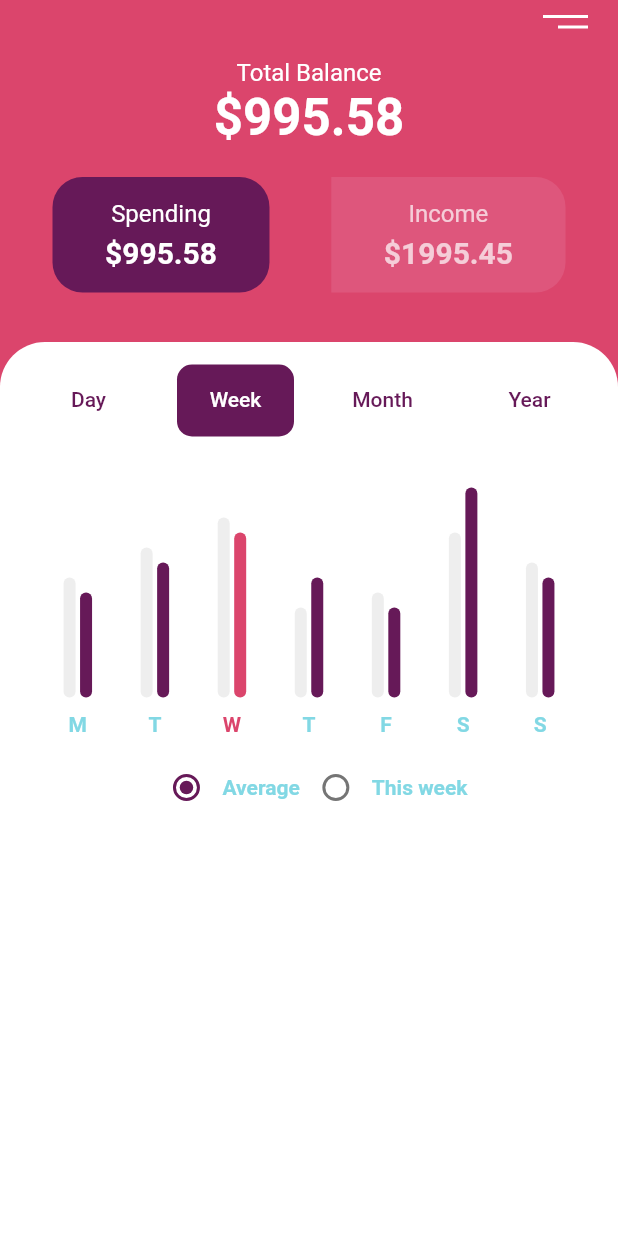
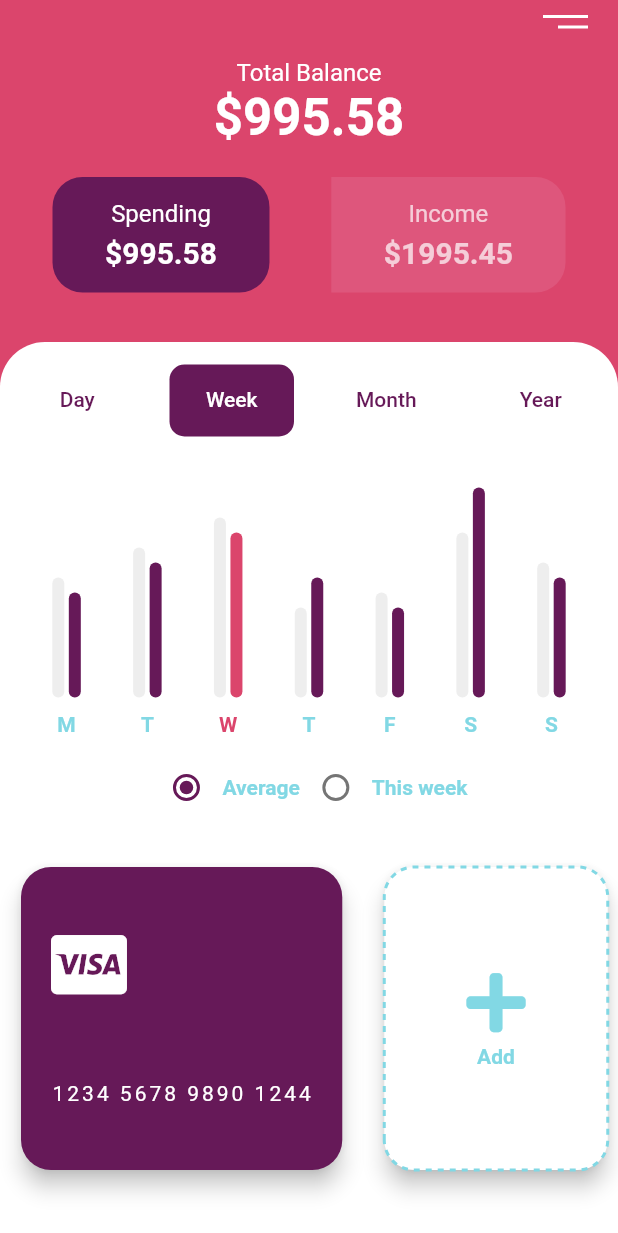
Before and after one commit to marcossevilla/ui-challenges, a Flutter app: the HomeScreen screen opened directly, on a phone screen of 412 x 824 dp. Shown: the top 1233 px of the screen. Run offline on Flutter 3.47's test engine with Material 2 defaults, Android fonts, the phone set to English and light mode, and no system bars; drawn by our look-alikes of dotted_border; our stand-ins replace animate_do, cached_network_image, flutter_lorem, flutter_svg, flutter_swiper, font_awesome_flutter.

Commit message:
BankingApp - Finished home screen

```diff
--- a/lib/src/banking_app/screens/home.dart
+++ b/lib/src/banking_app/screens/home.dart
@@ -2,6 +2,7 @@ import 'package:flutter/material.dart';
 
 import '../colors.dart';
 import '../widgets/header_card.dart';
+import '../widgets/bank_card.dart';
 import '../../shared/widgets/modern_drawer.dart';
 
 const tabs = ['Day', 'Week', 'Month', 'Year'];
@@ -33,7 +34,7 @@ class _Body extends StatelessWidget {
   Widget build(BuildContext context) {
     return Expanded(
       child: Container(
-        padding: const EdgeInsets.symmetric(vertical: 15.0, horizontal: 10.0),
+        padding: const EdgeInsets.symmetric(vertical: 15.0),
         decoration: BoxDecoration(
           color: Colors.white,
           borderRadius: BorderRadius.vertical(top: Radius.circular(30)),
@@ -47,9 +48,25 @@ class _Body extends StatelessWidget {
               _TabViews(),
               SizedBox(height: 10.0),
               _RadioButtons(),
+              _Cards(),
             ],
           ),
         ),
+      ),
+    );
+  }
+}
+
+class _Cards extends StatelessWidget {
+  const _Cards({Key key}) : super(key: key);
+
+  @override
+  Widget build(BuildContext context) {
+    return Expanded(
+      child: ListView(
+        shrinkWrap: true,
+        scrollDirection: Axis.horizontal,
+        children: [BankCard(), AddCard()],
       ),
     );
   }
@@ -104,10 +121,10 @@ class _TabViews extends StatelessWidget {
       height: 200,
       child: TabBarView(
         children: [
-          Icon(Icons.apps),
+          Container(),
           _Stats(),
-          Icon(Icons.movie),
-          Icon(Icons.games),
+          Container(),
+          Container(),
         ],
       ),
     );
@@ -262,15 +279,15 @@ class _Header extends StatelessWidget {
                 ),
           ),
           SizedBox(height: 20.0),
-          _Cards(),
+          _BankingInfo(),
         ],
       ),
     );
   }
 }
 
-class _Cards extends StatelessWidget {
-  const _Cards({Key key}) : super(key: key);
+class _BankingInfo extends StatelessWidget {
+  const _BankingInfo({Key key}) : super(key: key);
 
   @override
   Widget build(BuildContext context) {
--- /dev/null
+++ b/lib/src/banking_app/widgets/bank_card.dart
@@ -0,0 +1,77 @@
+import 'package:dotted_border/dotted_border.dart';
+import 'package:flutter/material.dart';
+import 'package:font_awesome_flutter/font_awesome_flutter.dart';
+
+import '../colors.dart';
+
+class BankCard extends StatelessWidget {
+  @override
+  Widget build(BuildContext context) {
+    return Padding(
+      padding: const EdgeInsets.symmetric(vertical: 25.0, horizontal: 10.0),
+      child: Card(
+        elevation: 6.0,
+        shape: RoundedRectangleBorder(
+          borderRadius: BorderRadius.circular(20.0),
+        ),
+        color: kPinkyPurple,
+        child: Padding(
+          padding: const EdgeInsets.symmetric(vertical: 15.0, horizontal: 20.0),
+          child: Column(
+            mainAxisAlignment: MainAxisAlignment.spaceAround,
+            crossAxisAlignment: CrossAxisAlignment.start,
+            children: [
+              Icon(FontAwesomeIcons.ccVisa, color: Colors.white, size: 45.0),
+              Text(
+                '1234 5678 9890 1244',
+                style: TextStyle(color: Colors.white, letterSpacing: 2),
+              ),
+            ],
+          ),
+        ),
+      ),
+    );
+  }
+}
+
+class AddCard extends StatelessWidget {
+  @override
+  Widget build(BuildContext context) {
+    return Padding(
+      padding: const EdgeInsets.symmetric(vertical: 25.0, horizontal: 10.0),
+      child: Card(
+        elevation: 6.0,
+        shape: RoundedRectangleBorder(
+          borderRadius: BorderRadius.circular(20.0),
+        ),
+        child: DottedBorder(
+          dashPattern: [4, 4],
+          color: kNeonAqua,
+          strokeWidth: 2,
+          borderType: BorderType.RRect,
+          radius: Radius.circular(20.0),
+          child: Padding(
+            padding: const EdgeInsets.symmetric(
+              vertical: 15.0,
+              horizontal: 50.0,
+            ),
+            child: Column(
+              mainAxisAlignment: MainAxisAlignment.center,
+              children: [
+                Icon(FontAwesomeIcons.plus, color: kNeonAqua, size: 45.0),
+                SizedBox(height: 5.0),
+                Text(
+                  'Add',
+                  style: TextStyle(
+                    color: kNeonAqua,
+                    fontWeight: FontWeight.bold,
+                  ),
+                ),
+              ],
+            ),
+          ),
+        ),
+      ),
+    );
+  }
+}
--- a/pubspec.yaml
+++ b/pubspec.yaml
@@ -28,6 +28,7 @@ dependencies:
   animate_do: ^1.7.2
   animations: ^1.0.0+5
   flutter_svg: ^0.17.4
+  dotted_border: ^1.0.5
   flutter_lorem: ^1.1.0
   flutter_swiper: ^1.1.6
   animated_text_kit: ^2.2.0
```
Also changed, not shown: pubspec.lock.
